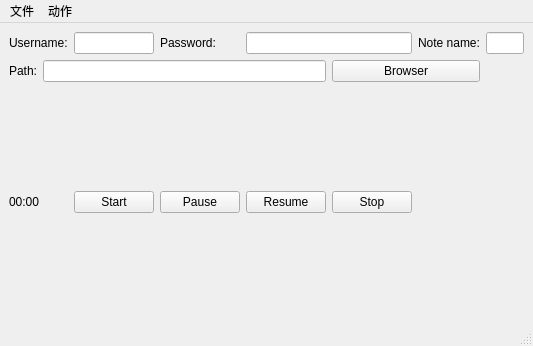
Qt form voice_recorder/main.ui (weijia/voice_recorder) before a commit.
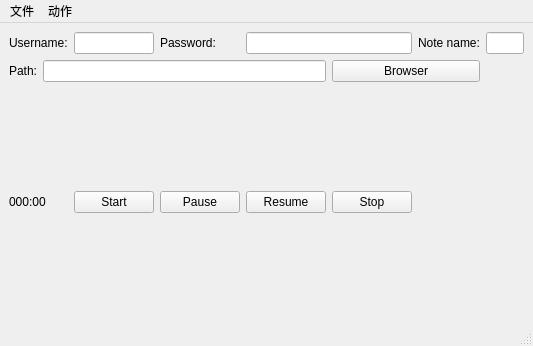
The same form after that commit. Custom widgets are drawn as their Qt base class.

Patch:
```diff
--- a/voice_recorder/main.ui
+++ b/voice_recorder/main.ui
@@ -42,7 +42,7 @@
     <item row="3" column="0" colspan="2">
      <widget class="QLabel" name="recorded_minutes_and_seconds">
       <property name="text">
-       <string>00:00</string>
+       <string>000:00</string>
       </property>
      </widget>
     </item>
```
